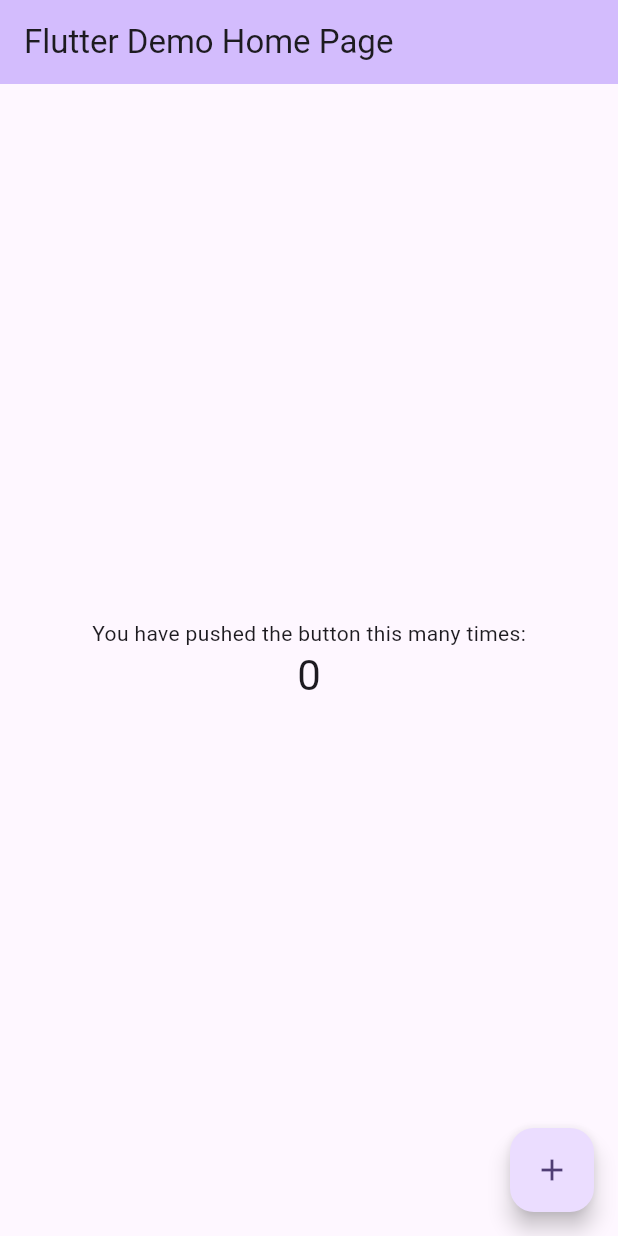
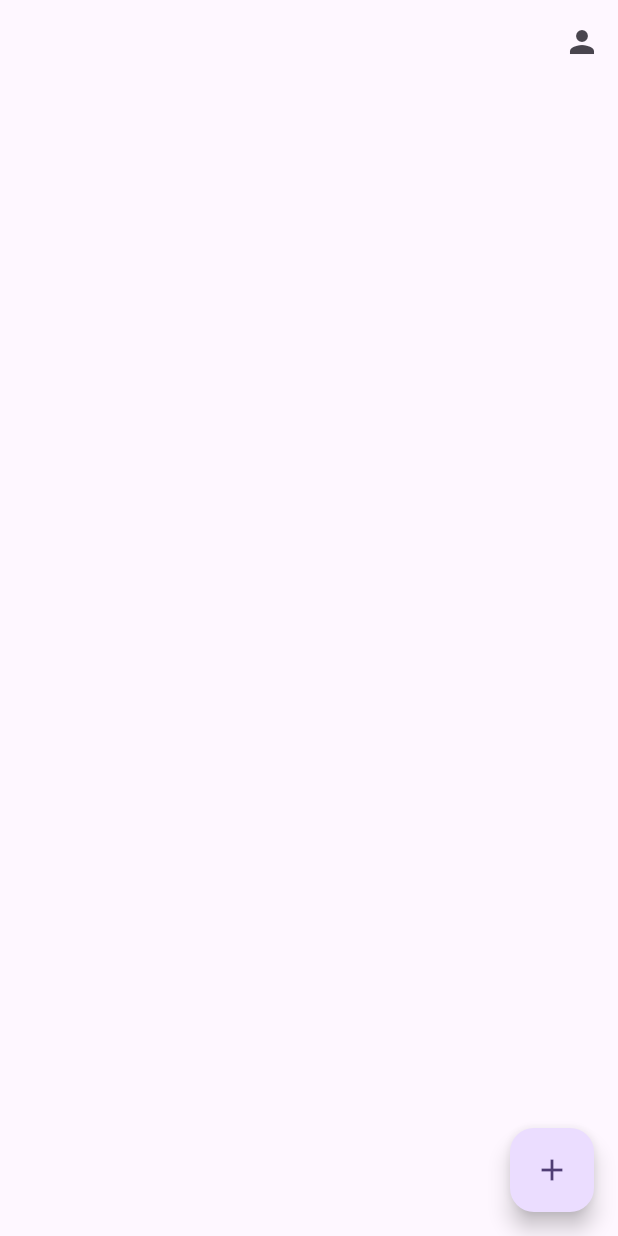
Before and after one commit to khkred/shop_ledger, a Flutter app: the screen it shows after launch, on a phone screen of 412 x 824 dp. Run offline on Flutter 3.47's test engine with Material 2 defaults, Android fonts, the phone set to English and light mode, and no system bars; our stand-ins replace firebase_core; accounts and stored records are empty.

```diff
--- /dev/null
+++ b/lib/home_page.dart
@@ -0,0 +1,21 @@
+import 'package:flutter/material.dart';
+
+
+class HomePage extends StatelessWidget {
+  const HomePage({super.key});
+
+  @override
+  Widget build(BuildContext context) {
+    return  Scaffold(
+      appBar: AppBar(
+        actions: [
+          IconButton(onPressed: (){}, icon: const Icon(Icons.person))
+        ],
+      ),
+      floatingActionButton: FloatingActionButton(
+        onPressed: (){},
+        child: const Icon(Icons.add),
+      ),
+    );
+  }
+}
--- a/lib/main.dart
+++ b/lib/main.dart
@@ -1,4 +1,5 @@
 import 'package:flutter/material.dart';
+import 'package:shop_ledger/home_page.dart';
 
 void main() {
   runApp(const MyApp());
@@ -7,119 +8,14 @@ void main() {
 class MyApp extends StatelessWidget {
   const MyApp({super.key});
 
-  // This widget is the root of your application.
   @override
   Widget build(BuildContext context) {
     return MaterialApp(
-      title: 'Flutter Demo',
       theme: ThemeData(
-        // This is the theme of your application.
-        //
-        // TRY THIS: Try running your application with "flutter run". You'll see
-        // the application has a blue toolbar. Then, without quitting the app,
-        // try changing the seedColor in the colorScheme below to Colors.green
-        // and then invoke "hot reload" (save your changes or press the "hot
-        // reload" button in a Flutter-supported IDE, or press "r" if you used
-        // the command line to start the app).
-        //
-        // Notice that the counter didn't reset back to zero; the application
-        // state is not lost during the reload. To reset the state, use hot
-        // restart instead.
-        //
-        // This works for code too, not just values: Most code changes can be
-        // tested with just a hot reload.
         colorScheme: ColorScheme.fromSeed(seedColor: Colors.deepPurple),
         useMaterial3: true,
       ),
-      home: const MyHomePage(title: 'Flutter Demo Home Page'),
+      home: const HomePage(),
     );
   }
 }
-
-class MyHomePage extends StatefulWidget {
-  const MyHomePage({super.key, required this.title});
-
-  // This widget is the home page of your application. It is stateful, meaning
-  // that it has a State object (defined below) that contains fields that affect
-  // how it looks.
-
-  // This class is the configuration for the state. It holds the values (in this
-  // case the title) provided by the parent (in this case the App widget) and
-  // used by the build method of the State. Fields in a Widget subclass are
-  // always marked "final".
-
-  final String title;
-
-  @override
-  State<MyHomePage> createState() => _MyHomePageState();
-}
-
-class _MyHomePageState extends State<MyHomePage> {
-  int _counter = 0;
-
-  void _incrementCounter() {
-    setState(() {
-      // This call to setState tells the Flutter framework that something has
-      // changed in this State, which causes it to rerun the build method below
-      // so that the display can reflect the updated values. If we changed
-      // _counter without calling setState(), then the build method would not be
-      // called again, and so nothing would appear to happen.
-      _counter++;
-    });
-  }
-
-  @override
-  Widget build(BuildContext context) {
-    // This method is rerun every time setState is called, for instance as done
-    // by the _incrementCounter method above.
-    //
-    // The Flutter framework has been optimized to make rerunning build methods
-    // fast, so that you can just rebuild anything that needs updating rather
-    // than having to individually change instances of widgets.
-    return Scaffold(
-      appBar: AppBar(
-        // TRY THIS: Try changing the color here to a specific color (to
-        // Colors.amber, perhaps?) and trigger a hot reload to see the AppBar
-        // change color while the other colors stay the same.
-        backgroundColor: Theme.of(context).colorScheme.inversePrimary,
-        // Here we take the value from the MyHomePage object that was created by
-        // the App.build method, and use it to set our appbar title.
-        title: Text(widget.title),
-      ),
-      body: Center(
-        // Center is a layout widget. It takes a single child and positions it
-        // in the middle of the parent.
-        child: Column(
-          // Column is also a layout widget. It takes a list of children and
-          // arranges them vertically. By default, it sizes itself to fit its
-          // children horizontally, and tries to be as tall as its parent.
-          //
-          // Column has various properties to control how it sizes itself and
-          // how it positions its children. Here we use mainAxisAlignment to
-          // center the children vertically; the main axis here is the vertical
-          // axis because Columns are vertical (the cross axis would be
-          // horizontal).
-          //
-          // TRY THIS: Invoke "debug painting" (choose the "Toggle Debug Paint"
-          // action in the IDE, or press "p" in the console), to see the
-          // wireframe for each widget.
-          mainAxisAlignment: MainAxisAlignment.center,
-          children: <Widget>[
-            const Text(
-              'You have pushed the button this many times:',
-            ),
-            Text(
-              '$_counter',
-              style: Theme.of(context).textTheme.headlineMedium,
-            ),
-          ],
-        ),
-      ),
-      floatingActionButton: FloatingActionButton(
-        onPressed: _incrementCounter,
-        tooltip: 'Increment',
-        child: const Icon(Icons.add),
-      ), // This trailing comma makes auto-formatting nicer for build methods.
-    );
-  }
-}
--- a/pubspec.yaml
+++ b/pubspec.yaml
@@ -37,6 +37,7 @@ dependencies:
   cupertino_icons: ^1.0.2
   firebase_core: ^2.15.1
   drift: ^2.11.1
+  uuid: ^4.0.0
 
 dev_dependencies:
   flutter_test:
```
Also changed, not shown: lib/add_transaction_screen.dart (added, +41 -0 lines), lib/models/transaction.dart (added, +11 -0 lines), pubspec.lock.
